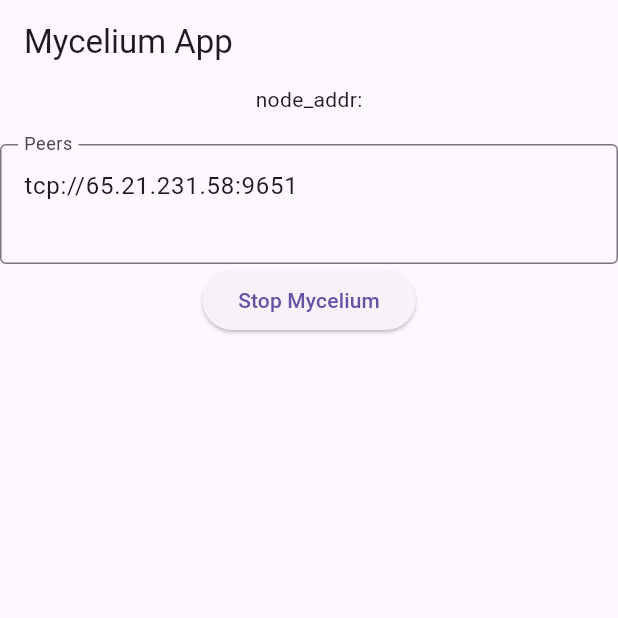
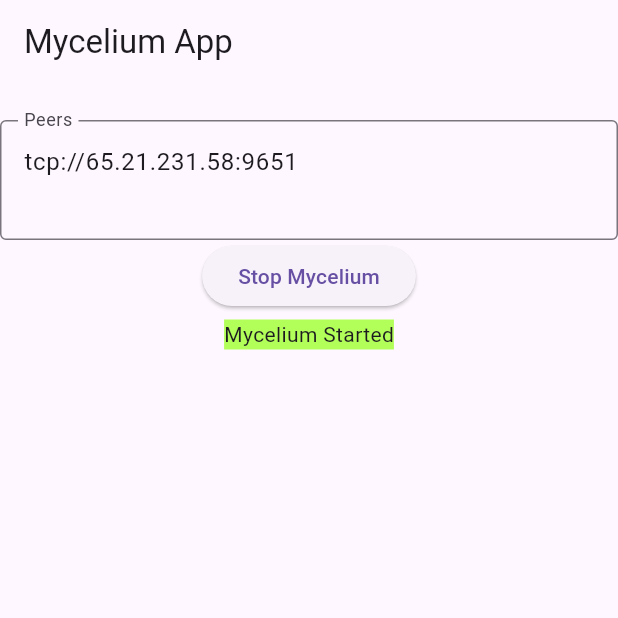
Before and after one commit to threefoldtech/myceliumflut, a Flutter app: the screen it shows after launch, after a tap on "Start Mycelium", on a phone screen of 412 x 824 dp, the top half of it. Run offline on Flutter 3.47's test engine with Material 3 defaults, Android fonts, the phone set to English and light mode, and no system bars; statements that could not run were skipped.

Commit message:
feat: add mycelium status.
currently only started, stopped, and failed to start

```diff
--- a/lib/main.dart
+++ b/lib/main.dart
@@ -11,6 +11,13 @@ final _logger = Logger('Mycelium');
 
 const String startMyceliumText = 'Start Mycelium';
 const String stopMyceliumText = 'Stop Mycelium';
+
+const String myceliumStatusStarted = 'Mycelium Started';
+const String myceliumStatusStopped = 'Mycelium Stopped';
+const String myceliumStatusFailedStart = 'Mycelium failed to start';
+const Color myceliumStatusBackgroundColorStarted = Colors.lightGreenAccent;
+const Color myceliumStatusBackgroundColorStopped = Colors.grey;
+const Color myceliumStatusBackgroundColorFailedStart = Colors.yellowAccent;
 
 Future<void> main() async {
   // Logger configuration
@@ -48,6 +55,9 @@ class _MyAppState extends State<MyApp> {
           setState(() {
             _isStarted = false;
             _textButton = startMyceliumText;
+            _myceliumStatus = myceliumStatusFailedStart;
+            _myceliumStatusBackgroundColor =
+                myceliumStatusBackgroundColorFailedStart;
           });
 
           break;
@@ -79,6 +89,8 @@ class _MyAppState extends State<MyApp> {
   // start/stop mycelium button variables
   bool _isStarted = false;
   String _textButton = startMyceliumText;
+  String _myceliumStatus = '';
+  Color _myceliumStatusBackgroundColor = Colors.white;
 
   // peers text field
   final textEditController =
@@ -101,7 +113,7 @@ class _MyAppState extends State<MyApp> {
         body: Center(
           child: Column(
             children: [
-              Text('node_addr:$_nodeAddr\n'),
+              SelectableText(_nodeAddr),
               TextField(
                 controller: textEditController,
                 minLines: 2,
@@ -122,9 +134,13 @@ class _MyAppState extends State<MyApp> {
                       setState(() {
                         _isStarted = true;
                         _textButton = stopMyceliumText;
+                        _myceliumStatus = myceliumStatusStarted;
+                        _myceliumStatusBackgroundColor =
+                            myceliumStatusBackgroundColorStarted;
                       });
                     } on PlatformException {
                       _logger.warning("Start VPN failed");
+                      _myceliumStatus = myceliumStatusFailedStart;
                     }
                   } else {
                     try {
@@ -132,6 +148,9 @@ class _MyAppState extends State<MyApp> {
                       setState(() {
                         _isStarted = false;
                         _textButton = startMyceliumText;
+                        _myceliumStatus = myceliumStatusStopped;
+                        _myceliumStatusBackgroundColor =
+                            myceliumStatusBackgroundColorStopped;
                       });
                     } on PlatformException {
                       _logger.warning("stopping VPN failed");
@@ -140,6 +159,10 @@ class _MyAppState extends State<MyApp> {
                 },
                 child: Text(_textButton),
               ),
+              const SizedBox(height: 5), // Add some space
+              Container(
+                  color: _myceliumStatusBackgroundColor,
+                  child: Text(_myceliumStatus)),
             ],
           ),
         ),
```
